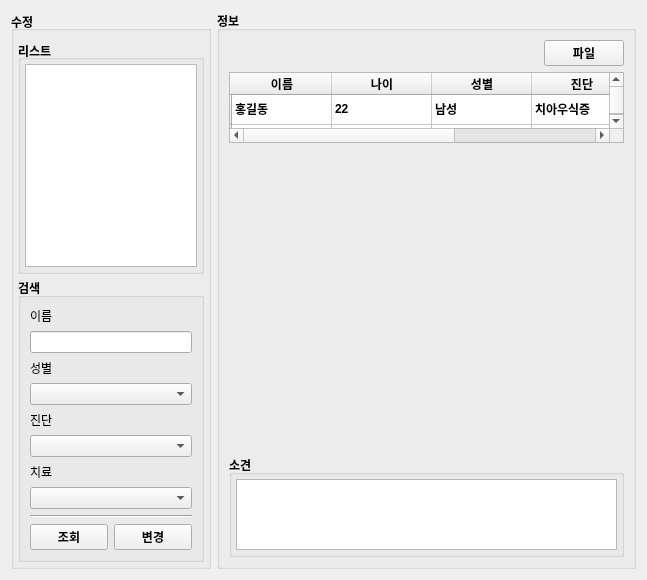
Before: the Qt Designer form Dentix/patientmodifyform.ui in sueun-jo/2ndmini_dentix, drawn with Qt 5.
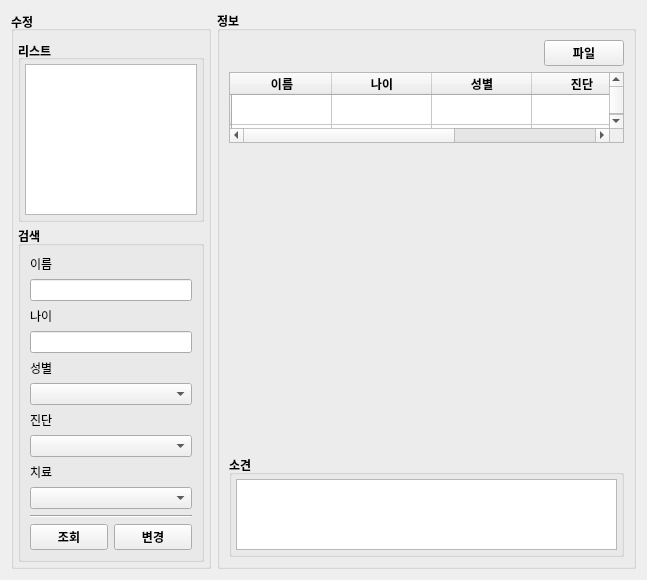
After: the same form once the commit is applied.

The edit to the form file:
```diff
--- a/Dentix/patientmodifyform.ui
+++ b/Dentix/patientmodifyform.ui
@@ -118,6 +118,21 @@
            <item>
             <widget class="QLineEdit" name="leNameModify"/>
            </item>
+           <item>
+            <widget class="QLabel" name="label_2">
+             <property name="font">
+              <font>
+               <bold>false</bold>
+              </font>
+             </property>
+             <property name="text">
+              <string>나이</string>
+             </property>
+            </widget>
+           </item>
+           <item>
+            <widget class="QLineEdit" name="leAgeModify"/>
+           </item>
            <item>
             <widget class="QLabel" name="label_3">
              <property name="font">
@@ -283,27 +298,27 @@
           </column>
           <item row="0" column="0">
            <property name="text">
-            <string>홍길동</string>
+            <string/>
            </property>
           </item>
           <item row="0" column="1">
            <property name="text">
-            <string>22</string>
+            <string/>
            </property>
           </item>
           <item row="0" column="2">
            <property name="text">
-            <string>남성</string>
+            <string/>
            </property>
           </item>
           <item row="0" column="3">
            <property name="text">
-            <string>치아우식증</string>
+            <string/>
            </property>
           </item>
           <item row="0" column="4">
            <property name="text">
-            <string>스케일링</string>
+            <string/>
            </property>
           </item>
           <item row="1" column="0">
```
Left out of the diff: 2 changed lines with no effect on the pictures.
